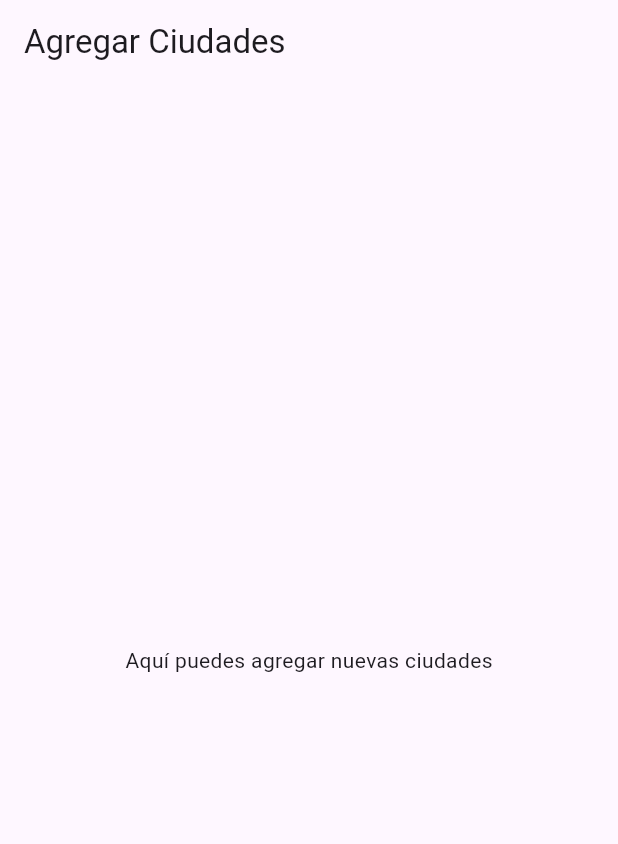
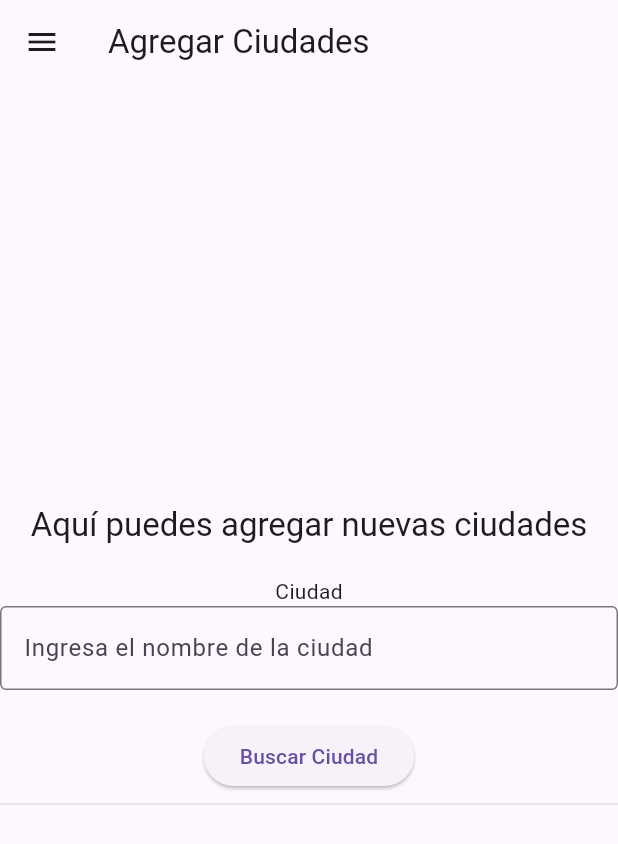
Before and after one commit to fdcirettg/weather_app, a Flutter app: the AgregarCiudadesPage screen opened by its route, on a phone screen of 412 x 824 dp. Shown: the top 844 px of the screen. Run offline on Flutter 3.47's test engine with Material 3 defaults, Android fonts, the phone set to English and light mode, and no system bars; our stand-ins replace get, go_router, shared_preferences; accounts and stored records are empty.

Commit message:
Búsqueda de ciudades en Nominatim v1

```diff
--- a/lib/agregar_ciudades_page.dart
+++ b/lib/agregar_ciudades_page.dart
@@ -1,11 +1,86 @@
+import 'dart:convert';
 import 'package:flutter/material.dart';
-import 'package:go_router/go_router.dart';
+//import 'package:go_router/go_router.dart';
+import 'package:http/http.dart' as http;
 import 'package:shared_preferences/shared_preferences.dart';
+import 'settings_controller.dart';
+import 'app_scaffold.dart';
 
 class AgregarCiudadesPage extends StatelessWidget {
-  const AgregarCiudadesPage({super.key});
+ AgregarCiudadesPage({super.key});
+  final TextEditingController _cityController = TextEditingController();
 
   @override
+    Widget build(BuildContext context) {
+    return AppScaffold(
+      title: "Agregar Ciudades",
+      body: Column(
+        mainAxisAlignment: MainAxisAlignment.center,
+        children: <Widget>[
+          Column(
+            children: [
+              Text(
+                "Aquí puedes agregar nuevas ciudades",
+                style: Theme.of(context).textTheme.titleLarge,
+              ),
+              SizedBox(height: 20),
+              Text("Ciudad"),
+              TextField(
+                controller: _cityController,
+                decoration: InputDecoration(
+                  border: OutlineInputBorder(),
+                  hintText: 'Ingresa el nombre de la ciudad',
+                ),
+              ),
+              // Agregar botón para buscar y agregar ciudad
+              SizedBox(height: 20),
+              ElevatedButton(
+                child: Text("Buscar Ciudad"),
+                onPressed: () async {
+                  final ciudad = _cityController.text;
+                  if (ciudad.isNotEmpty) {
+                    // Lógica para buscar y agregar la ciudad
+                    final ciudadData = _buscarCiudad(ciudad);
+                    debugPrint('Ciudad agregada: $ciudadData');
+                  }
+                },
+              ),
+            ]
+          ),
+          Divider(color: Colors.grey.shade300),
+
+        ],
+      ),
+    );
+  }
+  Future<Map<String, dynamic>> _buscarCiudad(String nombreCiudad) async {
+    // Aquí iría la lógica para buscar la ciudad en una base de datos o API
+    // Por ahora, devolvemos un mapa simulado
+    // Necesitamos armar el url para  consultar Nominatim con el nombreCiudad
+    final url = 'https://nominatim.openstreetmap.org/search?q=$nombreCiudad&format=json&addressdetails=1';
+    debugPrint('URL de búsqueda: $url');
+    // Hacemos la peticion a Nominatim con el url formado
+    final response = await http.get(Uri.parse(url));
+    if (response.statusCode == 200) {
+      final List data = json.decode(response.body);
+      if (data.isNotEmpty) {
+        final ciudadInfo = data[0];
+        return {
+          'nombre': ciudadInfo['display_name'],
+          'pais': ciudadInfo['address']['country'],
+          'latitud': double.parse(ciudadInfo['lat']),
+          'longitud': double.parse(ciudadInfo['lon']),
+        };
+      }
+    }
+    return {
+      'nombre': nombreCiudad,
+      'pais': 'País Ejemplo',
+      'latitud': 0.0,
+      'longitud': 0.0,
+    };
+  }
+  /*
   Widget build(BuildContext context) {
     return Scaffold(
       appBar: AppBar(
@@ -16,4 +91,5 @@ class AgregarCiudadesPage extends StatelessWidget {
       ),
     );
   }
+  */
 }
--- /dev/null
+++ b/lib/settings_controller.dart
@@ -0,0 +1,5 @@
+import 'package:get/get.dart';
+
+class SettingsController extends GetxController {
+  var isDarkMode = false.obs;
+}
--- a/pubspec.yaml
+++ b/pubspec.yaml
@@ -34,6 +34,9 @@ dependencies:
   shared_preferences: ^2.5.3
   path_provider: ^2.1.5
   provider: ^6.1.5+1
+  get: ^4.7.2
+  http: ^1.5.0
+
 
   # The following adds the Cupertino Icons font to your application.
   # Use with the CupertinoIcons class for iOS style icons.
```
